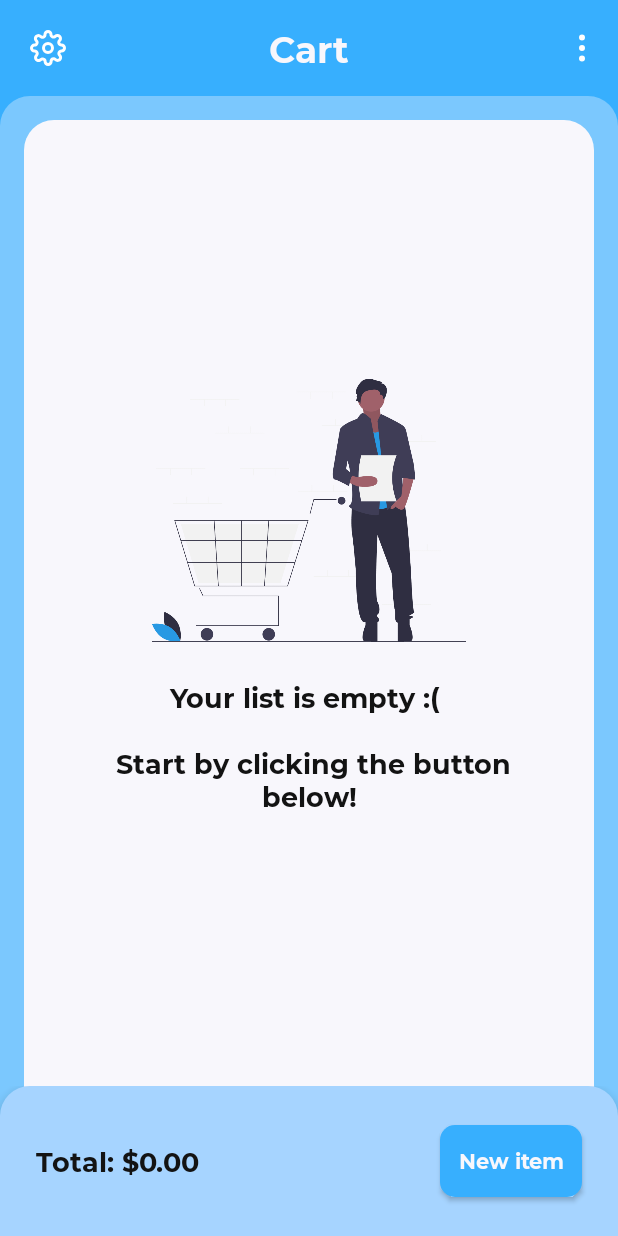
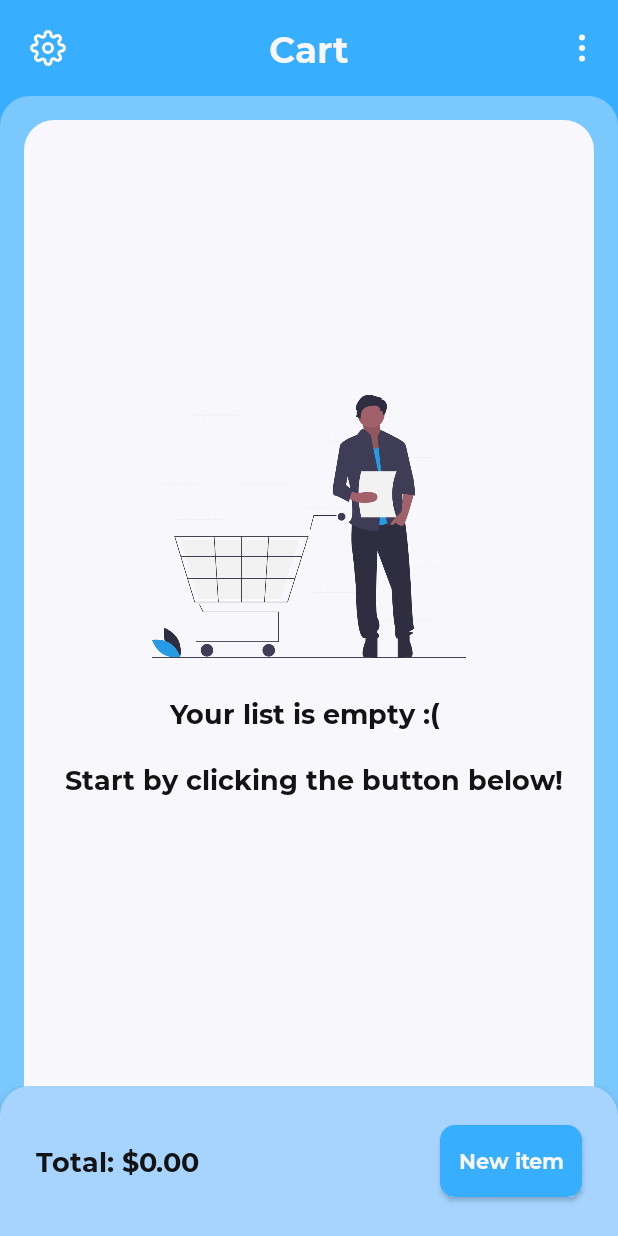
Before and after one commit to Alvarenga-Dev/Marketplace-List, an Android app: the screen it shows after launch (MainActivity), on a phone screen of 412 x 824 dp. Run offline under Robolectric (Android 15) with nearby library versions, the phone set to English and light mode, and no system bars; our stand-ins replace Dagger/Hilt's generated code, Room's generated code.

Commit message:
feat: review english strings; add shared list

```diff
--- a/app/src/main/java/com/alvarengadev/marketplacelist/ui/fragments/cart/CartFragment.kt
+++ b/app/src/main/java/com/alvarengadev/marketplacelist/ui/fragments/cart/CartFragment.kt
@@ -1,5 +1,6 @@
 package com.alvarengadev.marketplacelist.ui.fragments.cart
 
+import android.content.Intent
 import android.os.Bundle
 import android.view.LayoutInflater
 import android.view.View
@@ -18,18 +19,19 @@ import com.alvarengadev.marketplacelist.ui.fragments.cart.adapter.OnClickItemLis
 import com.alvarengadev.marketplacelist.ui.fragments.cart.dialog.feature.FeatureClearCartDialog
 import com.alvarengadev.marketplacelist.utils.Constants
 import com.alvarengadev.marketplacelist.utils.PreferencesManager
+import com.alvarengadev.marketplacelist.utils.TextFormatter
 import com.alvarengadev.marketplacelist.utils.extensions.createSnack
-import com.alvarengadev.marketplacelist.utils.extensions.goneWithoutAnimation
-import com.alvarengadev.marketplacelist.utils.extensions.visibilityWithoutAnimation
 import dagger.hilt.android.AndroidEntryPoint
 
 @AndroidEntryPoint
 class CartFragment : Fragment(R.layout.fragment_cart), ObserverListEmpty {
 
-    private var preferencesManager: PreferencesManager? = null
     private var _binding: FragmentCartBinding? = null
     private val binding get() = _binding!!
     private val cartViewModel: CartViewModel by viewModels()
+
+    private var preferencesManager: PreferencesManager? = null
+    private var intentSharedCart: Intent? = null
 
     override fun onCreateView(
         inflater: LayoutInflater,
@@ -43,9 +45,8 @@ class CartFragment : Fragment(R.layout.fragment_cart), ObserverListEmpty {
 
     override fun onViewCreated(view: View, savedInstanceState: Bundle?) {
         super.onViewCreated(view, savedInstanceState)
-        preferencesManager = PreferencesManager.instance
+        setupEvents()
         setupComponents()
-        setupEvents()
         listenToRegistrationViewModelEvents()
     }
 
@@ -68,9 +69,19 @@ class CartFragment : Fragment(R.layout.fragment_cart), ObserverListEmpty {
         ibMore.setOnClickListener {
             val popupMenu = context?.let { context -> PopupMenu(context, it) }
             popupMenu?.menuInflater?.inflate(R.menu.menu_popup_cart, popupMenu.menu)
-            popupMenu?.setOnMenuItemClickListener{
-                cartViewModel.deleteAllItemsFromDatabase()
-                true
+            popupMenu?.setOnMenuItemClickListener {
+                when (it.itemId) {
+                    R.id.sharedListMenu -> {
+                        intentSharedCart?.let { intent ->
+                            intent.type = "text/html"
+                            startActivity(Intent.createChooser(intent, "Share to"))
+                        }
+                    }
+                    R.id.clearCartMenu -> {
+                        cartViewModel.deleteAllItemsFromDatabase()
+                    }
+                }
+                false
             }
             popupMenu?.show()
         }
@@ -90,11 +101,11 @@ class CartFragment : Fragment(R.layout.fragment_cart), ObserverListEmpty {
         with(cartViewModel) {
             registrationStateEvent.observe(viewLifecycleOwner) { registrationState ->
                 if (registrationState is CartViewModel.CartListState.LoadingList) {
-                    pbLoadingList.visibilityWithoutAnimation()
+                    binding.cartViewFlipper.displayedChild = VIEW_FLIPPER_LOADING
                 }
 
                 if (registrationState is CartViewModel.CartListState.ListEmpty) {
-                    showList(false)
+                    binding.cartViewFlipper.displayedChild = VIEW_FLIPPER_EMPTY
                     footerCart.setCartValue()
                 }
 
@@ -115,12 +126,14 @@ class CartFragment : Fragment(R.layout.fragment_cart), ObserverListEmpty {
                         })
                     }
 
-
                     rcyCartItem.adapter = adapterListCart
-
-                    showList(true)
+                    binding.cartViewFlipper.displayedChild = VIEW_FLIPPER_LIST
                     viewDialogAlertFeatureClearCart()
                     footerCart.setCartValue(registrationState.total)
+                    intentSharedCart?.putExtra(
+                        Intent.EXTRA_TEXT,
+                        context?.let { TextFormatter.messageSharedList(it, registrationState.listItems) }
+                    )
                 }
 
                 if (registrationState is CartViewModel.CartListState.Result) {
@@ -140,25 +153,16 @@ class CartFragment : Fragment(R.layout.fragment_cart), ObserverListEmpty {
         }
     }
 
-    private fun setupEvents() = cartViewModel.apply {
-        getAllItemsFromDatabase()
+    private fun setupEvents() {
+        cartViewModel.getAllItemsFromDatabase()
+        preferencesManager = PreferencesManager.instance
+        intentSharedCart = Intent(Intent.ACTION_SEND)
     }
 
     private fun showDialogFeatureClearCart() {
         if (preferencesManager?.getViewFeatureClearCart() == false && preferencesManager?.getViewOnboardingWelcome() == true) {
             val dialog = FeatureClearCartDialog()
             dialog.show(childFragmentManager, Constants.DIALOG_FEATURE_CLEAR_CART)
-        }
-    }
-
-    private fun showList(isShow: Boolean) = binding.apply {
-        pbLoadingList.goneWithoutAnimation()
-        if (isShow) {
-            rcyCartItem.visibilityWithoutAnimation()
-            containerListEmpty.goneWithoutAnimation()
-        } else {
-            rcyCartItem.goneWithoutAnimation()
-            containerListEmpty.visibilityWithoutAnimation()
         }
     }
 
@@ -169,9 +173,15 @@ class CartFragment : Fragment(R.layout.fragment_cart), ObserverListEmpty {
             }
 
             if (isEmpty) {
-                showList(false)
+                binding.cartViewFlipper.displayedChild = VIEW_FLIPPER_EMPTY
                 setCartValue()
             }
         }
     }
+
+    private companion object {
+        const val VIEW_FLIPPER_EMPTY = 0
+        const val VIEW_FLIPPER_LIST = 1
+        const val VIEW_FLIPPER_LOADING = 2
+    }
 }
--- a/app/src/main/res/layout/fragment_cart.xml
+++ b/app/src/main/res/layout/fragment_cart.xml
@@ -53,6 +53,86 @@
         android:layout_width="match_parent"
         android:layout_height="match_parent">
 
+        <ViewFlipper
+            android:id="@+id/cartViewFlipper"
+            android:layout_width="match_parent"
+            android:layout_height="0dp"
+            app:layout_constraintBottom_toTopOf="@+id/footerCart"
+            app:layout_constraintEnd_toEndOf="parent"
+            app:layout_constraintStart_toStartOf="parent"
+            app:layout_constraintTop_toTopOf="parent">
+
+            <LinearLayout
+                android:id="@+id/containerListEmpty"
+                android:layout_width="match_parent"
+                android:layout_height="match_parent"
+                android:layout_marginTop="16dp"
+                android:layout_marginBottom="16dp"
+                android:gravity="center"
+                android:orientation="vertical"
+                android:visibility="gone"
+                app:layout_constraintBottom_toBottomOf="parent"
+                app:layout_constraintEnd_toEndOf="parent"
+                app:layout_constraintStart_toStartOf="parent"
+                app:layout_constraintTop_toTopOf="parent"
+                tools:ignore="UseCompoundDrawables">
+
+                <ImageView
+                    android:layout_width="match_parent"
+                    android:layout_height="175dp"
+                    android:layout_marginStart="32dp"
+                    android:layout_marginTop="32dp"
+                    android:layout_marginEnd="32dp"
+                    android:contentDescription="@null"
+                    android:importantForAccessibility="no"
+                    android:src="@drawable/empty_cart" />
+
+                <TextView
+                    style="@style/TitleStyle"
+                    android:layout_width="match_parent"
+                    android:layout_height="wrap_content"
+                    android:layout_marginStart="32dp"
+                    android:layout_marginTop="24dp"
+                    android:layout_marginEnd="32dp"
+                    android:layout_marginBottom="24dp"
+                    android:text="@string/message_cart_empty"
+                    android:textAlignment="center" />
+            </LinearLayout>
+
+            <androidx.recyclerview.widget.RecyclerView
+                android:id="@+id/rcyCartItem"
+                android:layout_width="match_parent"
+                android:layout_height="match_parent"
+                android:layout_marginStart="16dp"
+                android:layout_marginTop="16dp"
+                android:layout_marginEnd="16dp"
+                android:clipToPadding="false"
+                android:paddingBottom="16dp"
+                android:visibility="gone"
+                app:layoutManager="androidx.recyclerview.widget.LinearLayoutManager"
+                app:layout_constraintBottom_toBottomOf="parent"
+                app:layout_constraintEnd_toEndOf="parent"
+                app:layout_constraintHorizontal_bias="0.0"
+                app:layout_constraintStart_toStartOf="parent"
+                app:layout_constraintTop_toTopOf="parent"
+                app:layout_constraintVertical_bias="0.0"
+                tools:listitem="@layout/item_cart"
+                tools:visibility="visible" />
+
+            <ProgressBar
+                android:id="@+id/pbLoadingList"
+                style="?android:attr/progressBarStyle"
+                android:layout_width="wrap_content"
+                android:layout_height="wrap_content"
+                android:layout_gravity="center"
+                android:visibility="invisible"
+                app:layout_constraintBottom_toBottomOf="parent"
+                app:layout_constraintEnd_toEndOf="parent"
+                app:layout_constraintStart_toStartOf="parent"
+                app:layout_constraintTop_toTopOf="parent" />
+
+        </ViewFlipper>
+
         <com.alvarengadev.marketplacelist.ui.components.Footer
             android:id="@+id/footerCart"
             android:layout_width="0dp"
@@ -61,89 +141,6 @@
             app:layout_constraintEnd_toEndOf="parent"
             app:layout_constraintStart_toStartOf="parent" />
 
-        <androidx.constraintlayout.widget.ConstraintLayout
-            android:layout_width="match_parent"
-            android:layout_height="0dp"
-            android:layout_weight="1"
-            app:layout_constraintBottom_toTopOf="@+id/footerCart"
-            app:layout_constraintEnd_toEndOf="parent"
-            app:layout_constraintStart_toStartOf="parent"
-            app:layout_constraintTop_toTopOf="parent">
-
-            <androidx.constraintlayout.widget.ConstraintLayout
-                android:id="@+id/containerListEmpty"
-                android:layout_width="match_parent"
-                android:layout_height="wrap_content"
-                android:layout_marginTop="16dp"
-                android:layout_marginBottom="16dp"
-                android:visibility="gone"
-                app:layout_constraintBottom_toBottomOf="parent"
-                app:layout_constraintEnd_toEndOf="parent"
-                app:layout_constraintStart_toStartOf="parent"
-                app:layout_constraintTop_toTopOf="parent">
-
-                <ImageView
-                    android:id="@+id/imageView"
-                    android:layout_width="0dp"
-                    android:layout_height="175dp"
-                    android:layout_marginStart="32dp"
-                    android:layout_marginTop="32dp"
-                    android:layout_marginEnd="32dp"
-                    android:importantForAccessibility="no"
-                    android:contentDescription="@null"
-                    android:src="@drawable/empty_cart"
-                    app:layout_constraintEnd_toEndOf="parent"
-                    app:layout_constraintStart_toStartOf="parent"
-                    app:layout_constraintTop_toTopOf="parent" />
-
-                <TextView
-                    android:id="@+id/textView"
-                    style="@style/TitleStyle"
-                    android:layout_width="0dp"
-                    android:layout_height="wrap_content"
-                    android:layout_marginStart="8dp"
-                    android:layout_marginTop="24dp"
-                    android:layout_marginEnd="8dp"
-                    android:layout_marginBottom="24dp"
-                    android:text="@string/message_cart_empty"
-                    android:textAlignment="center"
-                    app:layout_constraintBottom_toBottomOf="parent"
-                    app:layout_constraintEnd_toEndOf="@+id/imageView"
-                    app:layout_constraintStart_toStartOf="@+id/imageView"
-                    app:layout_constraintTop_toBottomOf="@+id/imageView" />
-            </androidx.constraintlayout.widget.ConstraintLayout>
-
-            <androidx.recyclerview.widget.RecyclerView
-                android:id="@+id/rcyCartItem"
-                android:layout_width="match_parent"
-                android:layout_height="match_parent"
-                android:layout_marginStart="16dp"
-                android:layout_marginTop="16dp"
-                android:layout_marginEnd="16dp"
-                android:visibility="gone"
-                app:layout_constraintBottom_toBottomOf="parent"
-                app:layout_constraintEnd_toEndOf="parent"
-                app:layout_constraintHorizontal_bias="0.0"
-                app:layout_constraintStart_toStartOf="parent"
-                app:layout_constraintTop_toTopOf="parent"
-                app:layout_constraintVertical_bias="0.0"
-                app:layoutManager="androidx.recyclerview.widget.LinearLayoutManager"
-                tools:listitem="@layout/item_cart"
-                tools:visibility="visible" />
-
-            <ProgressBar
-                android:id="@+id/pbLoadingList"
-                style="?android:attr/progressBarStyle"
-                android:layout_width="wrap_content"
-                android:layout_height="wrap_content"
-                android:visibility="invisible"
-                app:layout_constraintBottom_toBottomOf="parent"
-                app:layout_constraintEnd_toEndOf="parent"
-                app:layout_constraintStart_toStartOf="parent"
-                app:layout_constraintTop_toTopOf="parent" />
-
-        </androidx.constraintlayout.widget.ConstraintLayout>
-
     </com.alvarengadev.marketplacelist.ui.components.Container>
 
 </LinearLayout>
--- a/app/src/main/res/menu/menu_popup_cart.xml
+++ b/app/src/main/res/menu/menu_popup_cart.xml
@@ -1,6 +1,9 @@
 <?xml version="1.0" encoding="utf-8"?>
 <menu xmlns:android="http://schemas.android.com/apk/res/android">
 
+    <item android:id="@+id/sharedListMenu"
+        android:title="@string/menu_shared_list" />
+
     <item android:id="@+id/clearCartMenu"
-        android:title="Limpar carrinho" />
+        android:title="@string/menu_clear_cart" />
 </menu>
```
Also changed, not shown: app/src/main/java/com/alvarengadev/marketplacelist/utils/TextFormatter.kt (+17 -0 lines), app/src/main/res/values/strings.xml (+31 -24 lines), 1 other file.
